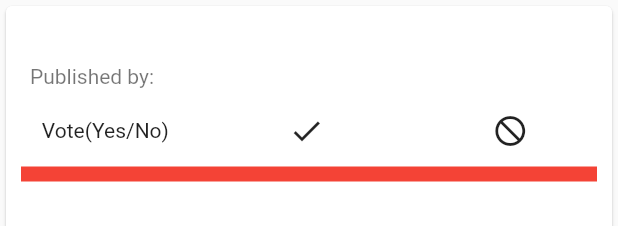
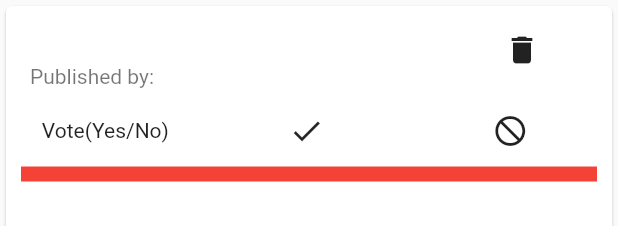
Before and after one commit to eme11/Splitt-The-Bill-Flutter, a Flutter app: the BillBoardCard widget shown alone on an empty page, opened directly with empty values, on a phone screen of 412 x 824 dp. Shown: the top 226 px of the screen. Run offline on Flutter 3.47's test engine with Material 2 defaults, Android fonts, the phone set to English and light mode, and no system bars; drawn by our look-alikes of percent_indicator.

Commit message:
ADDED: delete functionality

```diff
--- a/lib/widgets/ui_elements/bill_board_card.dart
+++ b/lib/widgets/ui_elements/bill_board_card.dart
@@ -3,11 +3,12 @@ import 'package:percent_indicator/linear_percent_indicator.dart';
 
 class BillBoardCard extends StatefulWidget {
   final Map<String, dynamic> value;
+  final Function delete;
   int _okayScore = 0;
   int _noScore = 0;
   double _percent;
 
-  BillBoardCard(this.value);
+  BillBoardCard(this.value, this.delete);
 
   @override
   State<StatefulWidget> createState() {
@@ -54,7 +55,9 @@ class _BillBoardCardState extends State<BillBoardCard> {
   }
 
   Widget _buildPollVote() {
-    widget._percent = widget._okayScore == 0 && widget._noScore == 0 ? 0.0 : widget._okayScore / (widget._noScore + widget._okayScore);
+    widget._percent = widget._okayScore == 0 && widget._noScore == 0
+        ? 0.0
+        : widget._okayScore / (widget._noScore + widget._okayScore);
 
     return widget.value['type'] == false
         ? Text('')
@@ -74,6 +77,7 @@ class _BillBoardCardState extends State<BillBoardCard> {
           ListTile(
             title: Text(widget.value['title']),
             subtitle: _buildDescription(),
+            trailing: FlatButton(onPressed: () {widget.delete(widget);}, child: Icon(Icons.delete)),
           ),
           Container(
             child: _buildTrailing(),
```
Also changed, not shown: lib/pages/bill_board_page.dart (+7 -2 lines).
